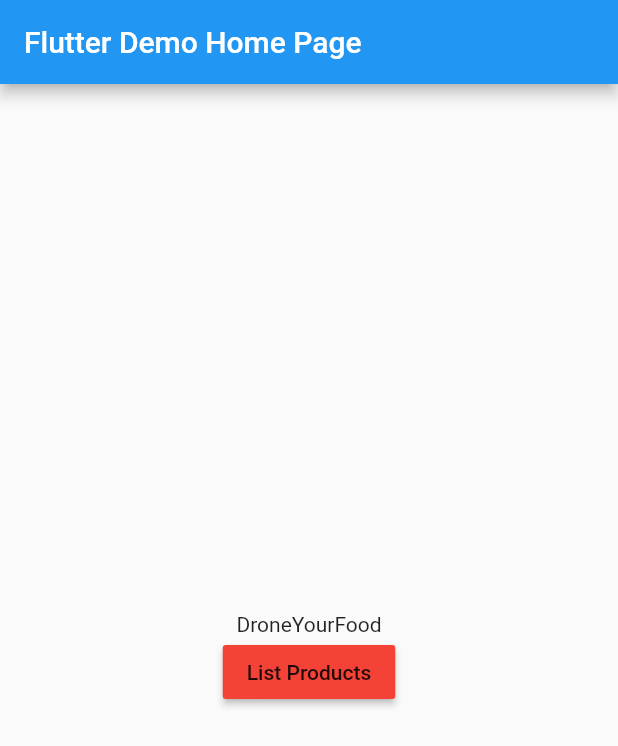
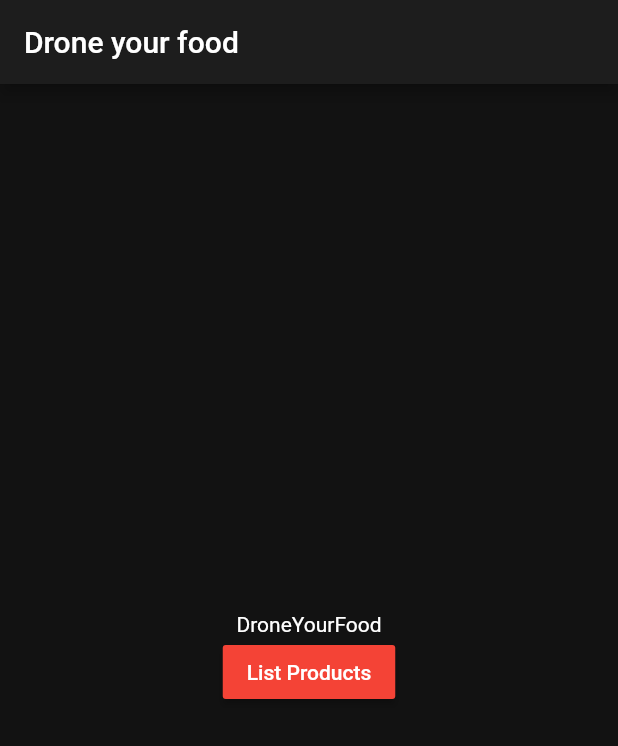
Before and after one commit to FEUP-ESOF-2020-21/open-cx-t1g3-pantufas, a Flutter app: the screen it shows after launch, on a phone screen of 412 x 824 dp. Shown: the top 746 px of the screen. Run offline on Flutter 3.47's test engine with Material 2 defaults, Android fonts, the phone set to English and light mode, and no system bars.

Commit message:
Added image to list item, added color themes

```diff
--- a/droneyourfood/lib/listProduct.dart
+++ b/droneyourfood/lib/listProduct.dart
@@ -6,7 +6,7 @@ class ProductListScreen extends StatelessWidget {
   Widget build(BuildContext context) {
     return Scaffold(
       appBar: AppBar(
-        title: Text('First Screen'),
+        title: Text('Food List'),
       ),
       body: ProductListWidget()
     );
--- a/droneyourfood/lib/main.dart
+++ b/droneyourfood/lib/main.dart
@@ -7,23 +7,32 @@ void main() {
 
 class MyApp extends StatelessWidget {
   // This widget is the root of your application.
+
+  final swatch = const MaterialColor(0xFF202124, const <int, Color>{
+    50: const Color(0xFFCFD3D8),
+    100: const Color(0xFFCFD3D8),
+    200: const Color(0xFFABAFB1),
+    300: const Color(0xFF929597),
+    400: const Color(0xFF6D7172),
+    500: const Color(0xFF4E5254),
+    600: const Color(0xFF3c4042),
+    700: const Color(0xFF202124),
+    800: const Color(0xFF1D1D1D),
+    900: const Color(0xFF121212),
+  });
+
   @override
   Widget build(BuildContext context) {
     return MaterialApp(
-      title: 'Flutter Demo',
+      title: 'Drone your food',
       theme: ThemeData(
-        // This is the theme of your application.
-        //
-        // Try running your application with "flutter run". You'll see the
-        // application has a blue toolbar. Then, without quitting the app, try
-        // changing the primarySwatch below to Colors.green and then invoke
-        // "hot reload" (press "r" in the console where you ran "flutter run",
-        // or simply save your changes to "hot reload" in a Flutter IDE).
-        // Notice that the counter didn't reset back to zero; the application
-        // is not restarted.
-        primarySwatch: Colors.blue,
+        brightness: Brightness.dark,
+        primaryColor: swatch.shade800,
+        accentColor: swatch.shade800,
+        primarySwatch: swatch,
+        scaffoldBackgroundColor: swatch.shade900,
       ),
-      home: MyHomePage(title: 'Flutter Demo Home Page'),
+      home: MyHomePage(title: 'Drone your food'),
     );
   }
 }
@@ -47,7 +56,6 @@ class MyHomePage extends StatefulWidget {
 }
 
 class _MyHomePageState extends State<MyHomePage> {
-
   @override
   Widget build(BuildContext context) {
     // This method is rerun every time setState is called, for instance as done
@@ -72,15 +80,15 @@ class _MyHomePageState extends State<MyHomePage> {
               'DroneYourFood',
             ),
             RaisedButton(
-              color: Colors.red,
-              child: Text('List Products'),
-              onPressed: () {
-                //Use`Navigator` widget to pop oir go back to previous route / screen
-                Navigator.of(context).push(MaterialPageRoute<Null>(builder: (BuildContext context) {
+                color: Colors.red,
+                child: Text('List Products'),
+                onPressed: () {
+                  //Use`Navigator` widget to pop oir go back to previous route / screen
+                  Navigator.of(context).push(
+                      MaterialPageRoute<Null>(builder: (BuildContext context) {
                     return new ProductListScreen();
-                }));
-              }
-            ),
+                  }));
+                }),
           ],
         ),
       ),
```
Also changed, not shown: droneyourfood/lib/ProductWidget.dart (+35 -13 lines), droneyourfood/pubspec.lock, droneyourfood/resources/logo.png (added).
